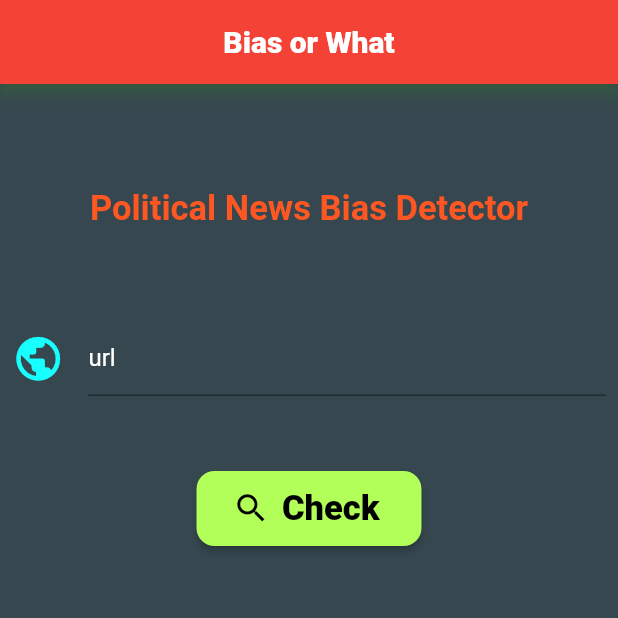
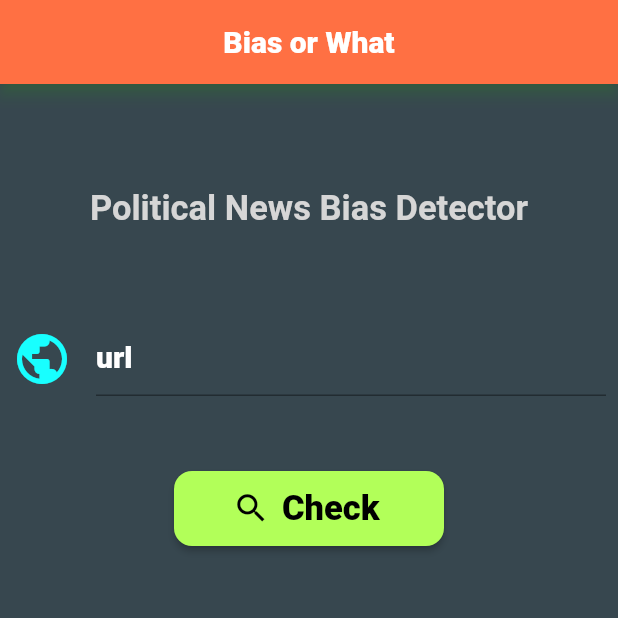
Before and after one commit to CodeWithBablu/Biasofi, a Flutter app: the screen it shows after launch, on a phone screen of 412 x 824 dp, the top half of it. Run offline on Flutter 3.47's test engine with Material 2 defaults, Android fonts, the phone set to English and light mode, and no system bars; our stand-ins replace webview_flutter.

Commit message:
Changes to color

```diff
--- a/lib/HomePage.dart
+++ b/lib/HomePage.dart
@@ -34,10 +34,10 @@ class _HomePageState extends State<HomePage> {
   @override
   Widget build(BuildContext context) {
     return Scaffold(
-      backgroundColor: Colors.blueGrey[800],
+      backgroundColor: Color(0xFF37474F),
       appBar: AppBar(
         shadowColor: Colors.green,
-        backgroundColor: Colors.red,
+        backgroundColor: const Color(0xFFFF7043),
         centerTitle: true,
         title: const Text(
           'Bias or What',
@@ -62,7 +62,7 @@ class _HomePageState extends State<HomePage> {
                 child: Text(
                   'Political News Bias Detector',
                   style: TextStyle(
-                    color: Colors.deepOrange,
+                    color: Color(0xFFD6D6D6),
                     fontSize: 23,
                     fontWeight: FontWeight.w700,
                   ),
@@ -84,10 +84,14 @@ class _HomePageState extends State<HomePage> {
                     icon: Icon(
                       Icons.public,
                       color: Colors.cyanAccent,
-                      size: 35,
+                      size: 40,
                     ),
                     labelText: 'url',
-                    labelStyle: TextStyle(color: Colors.white),
+                    labelStyle: TextStyle(
+                      color: Colors.white,
+                      fontSize: 20,
+                      fontWeight: FontWeight.w800,
+                    ),
                   ),
                 ),
               ),
@@ -96,7 +100,7 @@ class _HomePageState extends State<HomePage> {
               height: 50,
             ),
             SizedBox(
-              width: 100,
+              width: 120,
               height: 50,
               child: Center(
                 child: ElevatedButton.icon(
@@ -128,7 +132,7 @@ class _HomePageState extends State<HomePage> {
                     shape: RoundedRectangleBorder(
                       borderRadius: BorderRadius.circular(12), // <-- Radius
                     ),
-                    fixedSize: const Size(150, 60),
+                    fixedSize: const Size(180, 60),
                     primary: Colors.lightGreenAccent,
                   ),
                 ),
```
